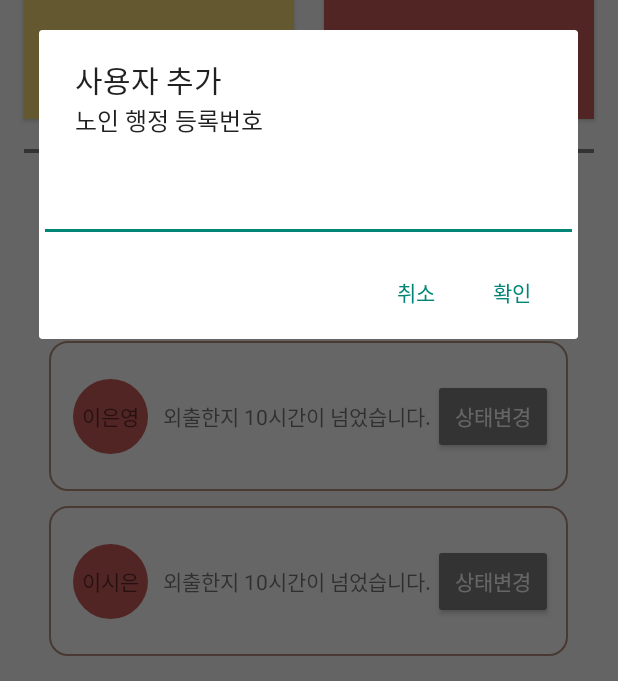
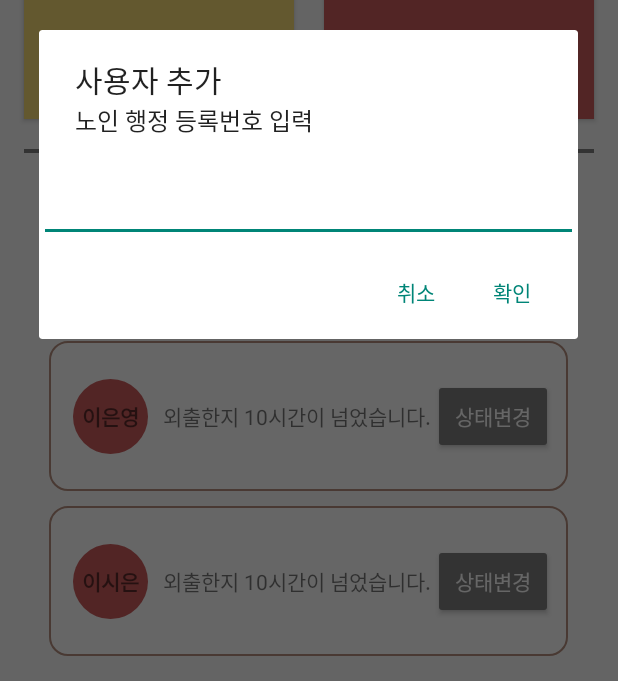
Before and after one commit to DOLBOMI/DOLBOMI_FRONT, an Android app: the screen it shows after launch (AdminMode), after a tap on "AddSensor", on a phone screen of 412 x 824 dp. Shown: the part 433-1114 px from the top of the screen. Run offline under Robolectric (Android 15) with nearby library versions, the phone set to English and light mode, and no system bars.

Commit message:
fix: 코드 리뷰 해결

```diff
--- a/app/src/main/java/com/example/dolbomi/AdminMode.java
+++ b/app/src/main/java/com/example/dolbomi/AdminMode.java
@@ -76,16 +76,19 @@ public class AdminMode extends AppCompatActivity {
     }
 
     public void show() {
-        final EditText edittext = new EditText(this);
+        final EditText edittext1 = new EditText(this);
+        final EditText edittext2 = new EditText(this);
 
         AlertDialog.Builder builder = new AlertDialog.Builder(this);
-        builder.setTitle("사용자 추가\n");
-        builder.setMessage("노인 행정 등록번호");
-        builder.setView(edittext);
+        builder.setTitle("사용자 추가 \n\n");
+        builder.setMessage("노인 행정 등록번호 입력");
+        builder.setView(edittext1);
+        //builder.setMessage("성함");
+        //builder.setView(edittext2);
         builder.setPositiveButton("확인", new DialogInterface.OnClickListener() {
             @Override
             public void onClick(DialogInterface dialog, int which) {
-                Toast.makeText(getApplicationContext(), edittext.getText().toString(), Toast.LENGTH_LONG).show();
+                Toast.makeText(getApplicationContext(), edittext1.getText().toString(), Toast.LENGTH_LONG).show();
             }
         });
         builder.setNegativeButton("취소", new DialogInterface.OnClickListener() {
--- a/app/src/main/res/layout/activity_admin_mode.xml
+++ b/app/src/main/res/layout/activity_admin_mode.xml
@@ -132,6 +132,7 @@
                         android:layout_marginBottom="10dp"
                         android:background="@drawable/round_user"
                         android:gravity="center"
+                        android:textStyle="bold"
                         android:text="한유진"
                         app:layout_constraintBottom_toBottomOf="parent"
                         app:layout_constraintStart_toStartOf="parent"
@@ -178,6 +179,7 @@
                         android:layout_marginBottom="10dp"
                         android:background="@drawable/round_user"
                         android:gravity="center"
+                        android:textStyle="bold"
                         android:text="이은영"
                         app:layout_constraintBottom_toBottomOf="parent"
                         app:layout_constraintStart_toStartOf="parent"
@@ -224,6 +226,7 @@
                         android:layout_marginBottom="10dp"
                         android:background="@drawable/round_user"
                         android:gravity="center"
+                        android:textStyle="bold"
                         android:text="이시은"
                         app:layout_constraintBottom_toBottomOf="parent"
                         app:layout_constraintStart_toStartOf="parent"
@@ -270,6 +273,7 @@
                         android:layout_marginBottom="10dp"
                         android:background="@drawable/round_user"
                         android:gravity="center"
+                        android:textStyle="bold"
                         android:text="김우성"
                         app:layout_constraintBottom_toBottomOf="parent"
                         app:layout_constraintStart_toStartOf="parent"
```
